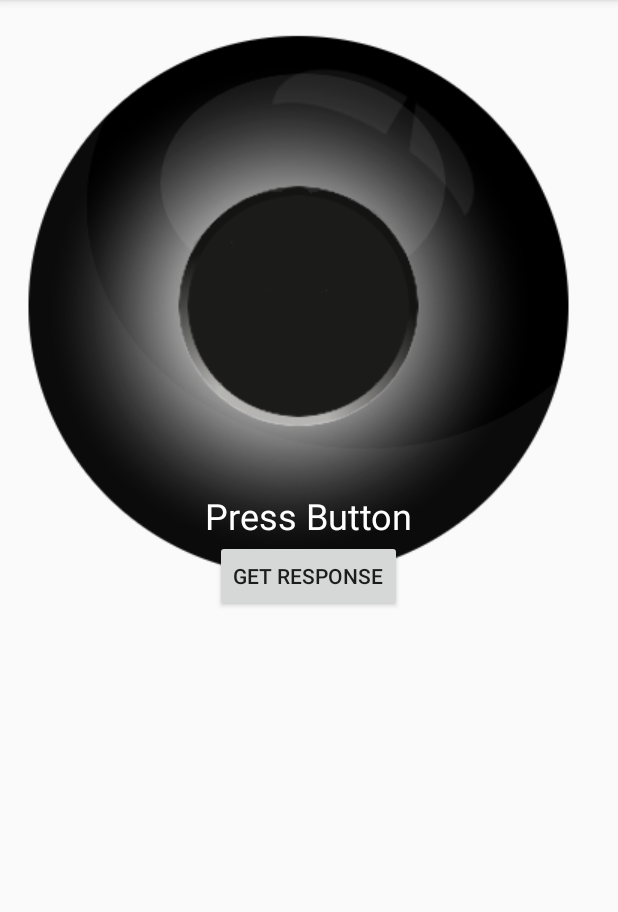
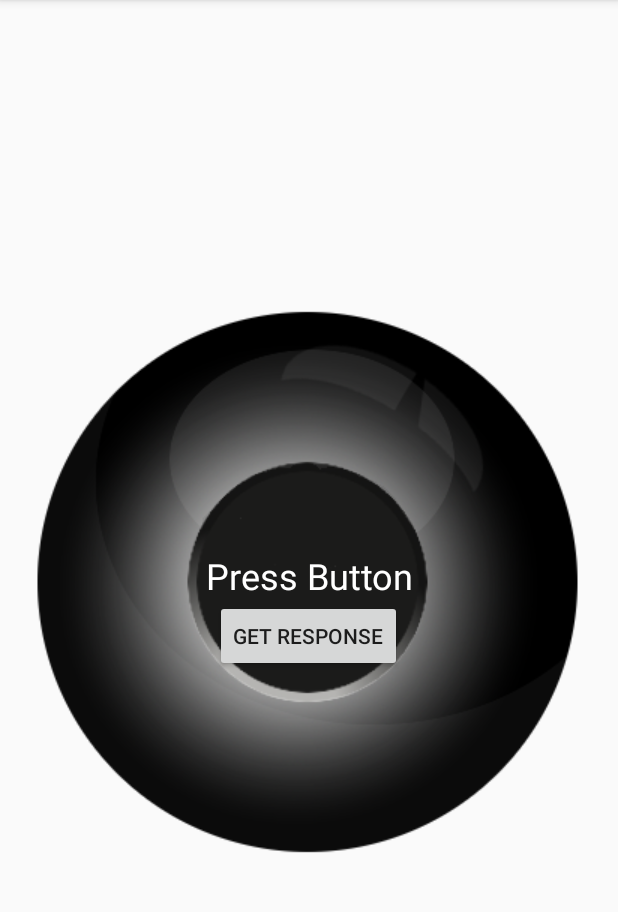
Before and after one commit to Eggertron/MagicEightBall, an Android app: the screen it shows after launch (MainActivity), on a phone screen of 412 x 824 dp, the part 84-996 px from its top. Run offline under Robolectric (Android 15) with nearby library versions, the phone set to English and light mode, and no system bars.

Commit message:
adjusted textview and fixed image position

```diff
--- a/app/src/main/res/layout/activity_main.xml
+++ b/app/src/main/res/layout/activity_main.xml
@@ -11,10 +11,7 @@
         android:layout_width="wrap_content"
         android:layout_height="wrap_content"
         android:layout_centerInParent="true"
-        app:srcCompat="@drawable/empty"
-        android:layout_alignParentTop="true"
-        android:layout_alignParentLeft="true"
-        android:layout_alignParentStart="true" />
+        app:srcCompat="@drawable/empty" />
 
     <Button
         android:id="@+id/button"
@@ -22,17 +19,19 @@
         android:layout_height="wrap_content"
         android:text="Get Response"
         android:layout_centerInParent="true"
+        android:layout_below="@+id/text_main"
         />
 
     <TextView
         android:id="@+id/text_main"
         android:layout_width="wrap_content"
         android:layout_height="wrap_content"
-        android:layout_above="@+id/button"
         android:layout_centerInParent="true"
         android:text="Press Button"
         android:textColor="@android:color/white"
         android:textSize="24sp"
+        android:maxWidth="150dp"
+        android:gravity="center"
         />
 
 
```
